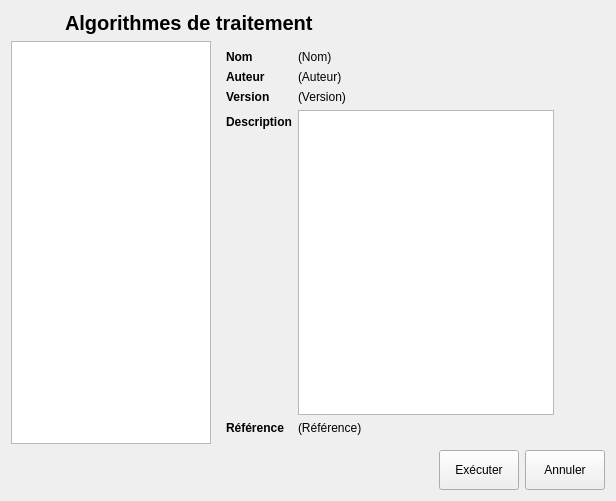
Before: the Qt Designer form python/resources/ui/processselectdialog.ui in introlab/OpenIMU, drawn with Qt 5.
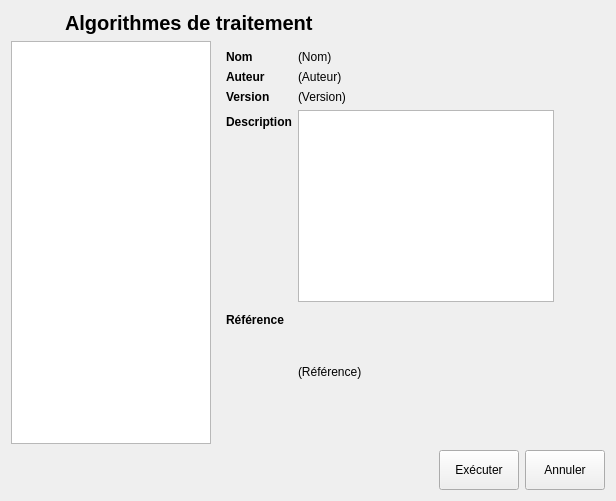
After: the same form once the commit is applied. Icons and pictures are not drawn.

Diff of the .ui file:
```diff
--- a/python/resources/ui/processselectdialog.ui
+++ b/python/resources/ui/processselectdialog.ui
@@ -210,6 +210,12 @@
         </item>
         <item row="4" column="1">
          <widget class="QLabel" name="lblRefValue">
+          <property name="sizePolicy">
+           <sizepolicy hsizetype="Preferred" vsizetype="MinimumExpanding">
+            <horstretch>0</horstretch>
+            <verstretch>0</verstretch>
+           </sizepolicy>
+          </property>
           <property name="font">
            <font>
             <weight>50</weight>
```
